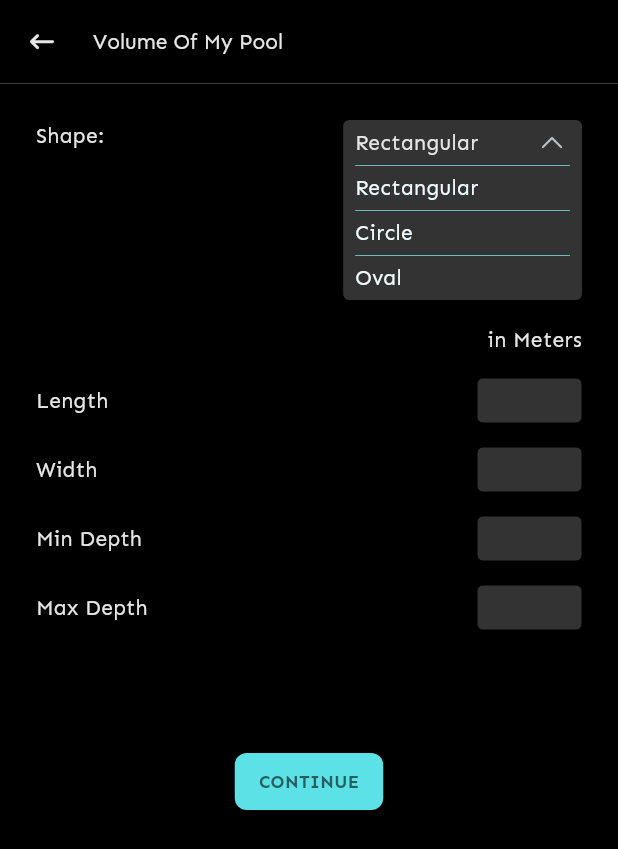
After one commit to Zimmer550i/wet_dreams, a Flutter app: the VolumeOfMyPool screen opened directly, after a tap on "Rectangular", on a phone screen of 412 x 824 dp. The commit adds this screen. Shown: the top 849 px of the screen. Run offline on Flutter 3.47's test engine with Material 3 defaults, Android fonts, the phone set to English and light mode, and no system bars; our stand-ins replace cached_network_image, flutter_svg, get, image_cropper, image_picker, pinput and 1 more; accounts and stored records are empty; network calls fail; project files that could hold a hidden picture were left out.

Commit message:
add: caculate volume

```diff
--- a/lib/controllers/calculator_controller.dart
+++ b/lib/controllers/calculator_controller.dart
@@ -24,4 +24,23 @@ class CalculatorController extends GetxController {
       return "Unexpected error: ${e.toString()}";
     }
   }
+
+  Future<String> calculateVolume(Map<String, dynamic> payload) async {
+    try {
+      final response = await api.post(
+        "/api-apps/calculate_volume/",
+        payload,
+        authReq: true,
+      );
+      final body = jsonDecode(response.body);
+
+      if (response.statusCode == 200) {
+        return "success";
+      } else {
+        return body['message'] ?? "Connection error!";
+      }
+    } catch (e) {
+      return "Unexpected error: ${e.toString()}";
+    }
+  }
 }
--- a/lib/services/api_service.dart
+++ b/lib/services/api_service.dart
@@ -7,7 +7,7 @@ import 'package:wet_dreams/controllers/auth_controller.dart';
 import 'package:wet_dreams/services/shared_prefs_service.dart';
 
 class ApiService {
-  final String devUrl = "http://192.168.10.18:8000";
+  final String devUrl = "http://192.168.10.18:8001";
   final String prodUrl = "";
   final bool inDevelopment = true;
   final bool showAPICalls = true;
--- a/lib/utils/app_icons.dart
+++ b/lib/utils/app_icons.dart
@@ -12,6 +12,7 @@ class AppIcons {
   static const String backRounded = 'assets/icons/back_rounded.svg';
   static const String eyeOff = 'assets/icons/eye_off.svg';
   static const String eye = 'assets/icons/eye.svg';
+  static const String arrowDown = 'assets/icons/arrow_down.svg';
   static const String news = 'assets/icons/news.svg';
   static const String settings = 'assets/icons/settings.svg';
   static const String tipsAndTricks = 'assets/icons/tips_and_tricks.svg';
--- a/lib/views/base/custom_button.dart
+++ b/lib/views/base/custom_button.dart
@@ -61,13 +61,17 @@ class _CustomButtonState extends State<CustomButton> {
         ),
         child:
             widget.isLoading
-                ? Center(
+                ? FittedBox(
+                  fit: BoxFit.scaleDown,
+                  child: Padding(
+                    padding: const EdgeInsets.all(8.0),
                     child: CircularProgressIndicator(
                       color:
                           widget.isSecondary
                               ? AppColors.blue
                               : AppColors.blue[50],
                       strokeWidth: 4,
+                    ),
                   ),
                 )
                 : Row(
--- /dev/null
+++ b/lib/views/base/custom_drop_down.dart
@@ -0,0 +1,154 @@
+import 'package:wet_dreams/utils/app_colors.dart';
+import 'package:wet_dreams/utils/app_icons.dart';
+import 'package:flutter/material.dart';
+import 'package:flutter_svg/flutter_svg.dart';
+import 'package:wet_dreams/utils/app_texts.dart';
+
+class CustomDropDown extends StatefulWidget {
+  final String? title;
+  final int? initialPick;
+  final String? hintText;
+  final List<String> options;
+  final double? height;
+  final double? width;
+  final double radius;
+  final void Function(String)? onChanged;
+  const CustomDropDown({
+    super.key,
+    this.title,
+    this.initialPick,
+    this.hintText,
+    required this.options,
+    this.onChanged,
+    this.radius = 24,
+    this.height,
+    this.width,
+  });
+
+  @override
+  State<CustomDropDown> createState() => _CustomDropDownState();
+}
+
+class _CustomDropDownState extends State<CustomDropDown> {
+  String? currentVal;
+  bool isExpanded = false;
+  Duration defaultDuration = const Duration(milliseconds: 100);
+
+  @override
+  void initState() {
+    super.initState();
+    if (widget.initialPick != null) {
+      currentVal = widget.options[widget.initialPick!];
+    }
+  }
+
+  @override
+  Widget build(BuildContext context) {
+    return Column(
+      crossAxisAlignment: CrossAxisAlignment.start,
+      spacing: 8,
+      children: [
+        if (widget.title != null)
+          Text(
+            widget.title!,
+            style: TextStyle(
+              fontVariations: [FontVariation("wght", 600)],
+              fontSize: 16,
+              color: AppColors.blue[600],
+            ),
+          ),
+
+        GestureDetector(
+          onTap: () {
+            setState(() {
+              isExpanded = !isExpanded;
+            });
+          },
+          child: Container(
+            padding: EdgeInsets.symmetric(horizontal: 8),
+            decoration: BoxDecoration(
+              color: AppColors.black[400],
+              borderRadius: BorderRadius.circular(widget.radius),
+            ),
+            child: Column(
+              mainAxisAlignment: MainAxisAlignment.center,
+              children: [
+                SizedBox(
+                  height: widget.height,
+                  child: Row(
+                    children: [
+                      currentVal == null
+                          ? Text(
+                            widget.hintText ?? "Select One",
+                            style: AppTexts.tsmr.copyWith(
+                              color: AppColors.black.shade200,
+                            ),
+                          )
+                          : Text(
+                            currentVal!,
+                            style: AppTexts.tsmr.copyWith(
+                              color: AppColors.black.shade50,
+                            ),
+                          ),
+                      const Spacer(),
+                      AnimatedRotation(
+                        duration: defaultDuration,
+                        turns: isExpanded ? 0.5 : 1,
+                        child: SvgPicture.asset(AppIcons.arrowDown),
+                      ),
+                    ],
+                  ),
+                ),
+                AnimatedSize(
+                  duration: defaultDuration,
+                  child:
+                      isExpanded
+                          ? Column(
+                            crossAxisAlignment: CrossAxisAlignment.start,
+                            children: [
+                              ...widget.options.map((e) {
+                                return GestureDetector(
+                                  onTap: () {
+                                    setState(() {
+                                      isExpanded = false;
+                                      currentVal = e;
+                                      if (widget.onChanged != null) {
+                                        widget.onChanged!(e);
+                                      }
+                                    });
+                                  },
+                                  child: Container(
+                                    height: widget.height,
+                                    decoration: BoxDecoration(
+                                      border: Border(
+                                        top: BorderSide(
+                                          color: AppColors.blue[400]!,
+                                          width: 0.5,
+                                        ),
+                                      ),
+                                    ),
+                                    child: Align(
+                                      alignment: Alignment.centerLeft,
+                                      child: Text(
+                                        e,
+                                        style: TextStyle(
+                                          color: AppColors.blue[50],
+                                          fontSize: 14,
+                                        ),
+                                      ),
+                                    ),
+                                  ),
+                                );
+                              }),
+                            ],
+                          )
+                          : SizedBox(height: 0, width: double.infinity),
+                ),
+              ],
+            ),
+          ),
+        ),
+      ],
+    );
+  }
+}
--- /dev/null
+++ b/lib/views/screens/home/volume_of_my_pool.dart
@@ -0,0 +1,153 @@
+import 'package:flutter/material.dart';
+import 'package:get/instance_manager.dart';
+import 'package:get/route_manager.dart';
+import 'package:wet_dreams/controllers/calculator_controller.dart';
+import 'package:wet_dreams/utils/app_colors.dart';
+import 'package:wet_dreams/utils/app_texts.dart';
+import 'package:wet_dreams/utils/show_snackbar.dart';
+import 'package:wet_dreams/views/base/custom_app_bar.dart';
+import 'package:wet_dreams/views/base/custom_button.dart';
+import 'package:wet_dreams/views/base/custom_drop_down.dart';
+import 'package:wet_dreams/views/base/custom_text_field.dart';
+import 'package:wet_dreams/views/screens/home/chemical_calculator.dart';
+
+class VolumeOfMyPool extends StatefulWidget {
+  const VolumeOfMyPool({super.key});
+
+  @override
+  State<VolumeOfMyPool> createState() => _VolumeOfMyPoolState();
+}
+
+class _VolumeOfMyPoolState extends State<VolumeOfMyPool> {
+  final calc = Get.find<CalculatorController>();
+  final List<TextEditingController> controllers = List.generate(
+    4,
+    (index) => TextEditingController(),
+  );
+  final List<String> shapes = ["Rectangular", "Circle", "Oval"];
+  final List<List<String>> fields = [
+    ["length", "width", "min_depth", "max_depth"],
+    ["diameter", "average_depth"],
+    ["length", "width", "average_depth"],
+  ];
+  int index = 0;
+  bool isLoading = false;
+
+  void handleCallback() async {
+    setState(() {
+      isLoading = true;
+    });
+
+    Map<String, dynamic> payload = {};
+
+    if (index == 0) {
+      payload = {
+        "shape": "rectangular",
+        "length": double.tryParse(controllers[0].text.trim()),
+        "width": double.tryParse(controllers[1].text.trim()),
+        "min_depth": double.tryParse(controllers[2].text.trim()),
+        "max_depth": double.tryParse(controllers[3].text.trim()),
+      };
+    }
+
+    final message = await calc.calculateVolume(payload);
+
+    if (message == "success") {
+      Get.to(() => ChemicalCalculator());
+    } else {
+      showSnackBar(message);
+    }
+
+    setState(() {
+      isLoading = false;
+    });
+  }
+
+  @override
+  Widget build(BuildContext context) {
+    return Scaffold(
+      appBar: CustomAppBar(title: "Volume Of My Pool"),
+      body: Align(
+        alignment: Alignment.topCenter,
+        child: SingleChildScrollView(
+          child: Padding(
+            padding: EdgeInsets.symmetric(horizontal: 24),
+            child: Column(
+              spacing: 16,
+              children: [
+                const SizedBox(height: 8),
+                Row(
+                  crossAxisAlignment: CrossAxisAlignment.start,
+                  children: [
+                    Text(
+                      "Shape:",
+                      style: AppTexts.tsmr.copyWith(color: AppColors.black[50]),
+                    ),
+                    Spacer(),
+                    Expanded(
+                      child: CustomDropDown(
+                        options: shapes,
+                        initialPick: index,
+                        radius: 4,
+                        height: 30,
+                        onChanged: (p0) {
+                          setState(() {
+                            index = shapes.indexOf(p0);
+                          });
+                        },
+                      ),
+                    ),
+                  ],
+                ),
+                Align(
+                  alignment: Alignment.centerRight,
+                  child: Text(
+                    "in Meters",
+                    style: AppTexts.tsmr.copyWith(color: AppColors.black[50]),
+                  ),
+                ),
+                for (int i = 0; i < fields[index].length; i++)
+                  inputFields(fields[index][i], controller: controllers[i]),
+
+                const SizedBox(height: 50),
+
+                CustomButton(
+                  text: "CONTINUE",
+                  fontSize: 12,
+                  padding: 16,
+                  radius: 8,
+                  width: null,
+                  height: 38,
+                  isLoading: isLoading,
+                  onTap: handleCallback,
+                ),
+              ],
+            ),
+          ),
+        ),
+      ),
+    );
+  }
+
+  Row inputFields(String title, {TextEditingController? controller}) {
+    title = title.replaceAll("_", " ");
+    title = title
+        .split(" ")
+        .map((e) => e[0].toUpperCase() + e.substring(1))
+        .join(" ");
+
+    return Row(
+      children: [
+        Text(title, style: AppTexts.tsmr.copyWith(color: AppColors.black[50])),
+        Spacer(),
+        CustomTextField(
+          height: 30,
+          width: 70,
+          radius: 4,
+          textInputType: TextInputType.number,
+          controller: controller,
+        ),
+      ],
+    );
+  }
+}
```
Also changed, not shown: assets/icons/arrow_down.svg (added). Lines whose indentation alone changed are shown as unchanged.
